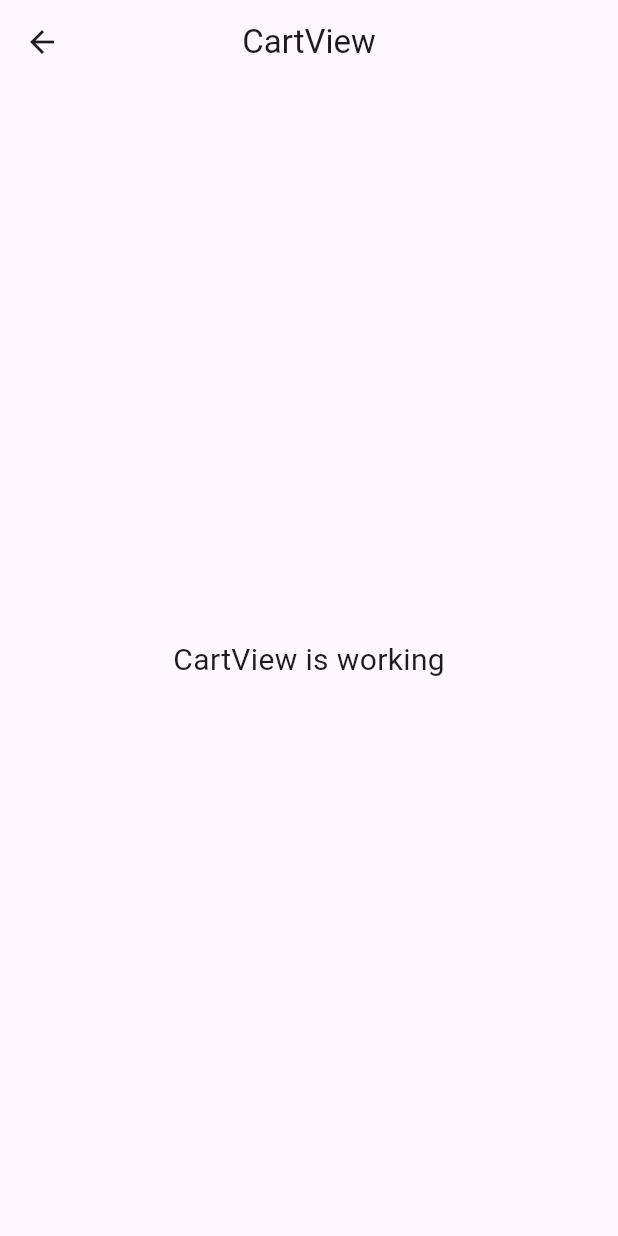
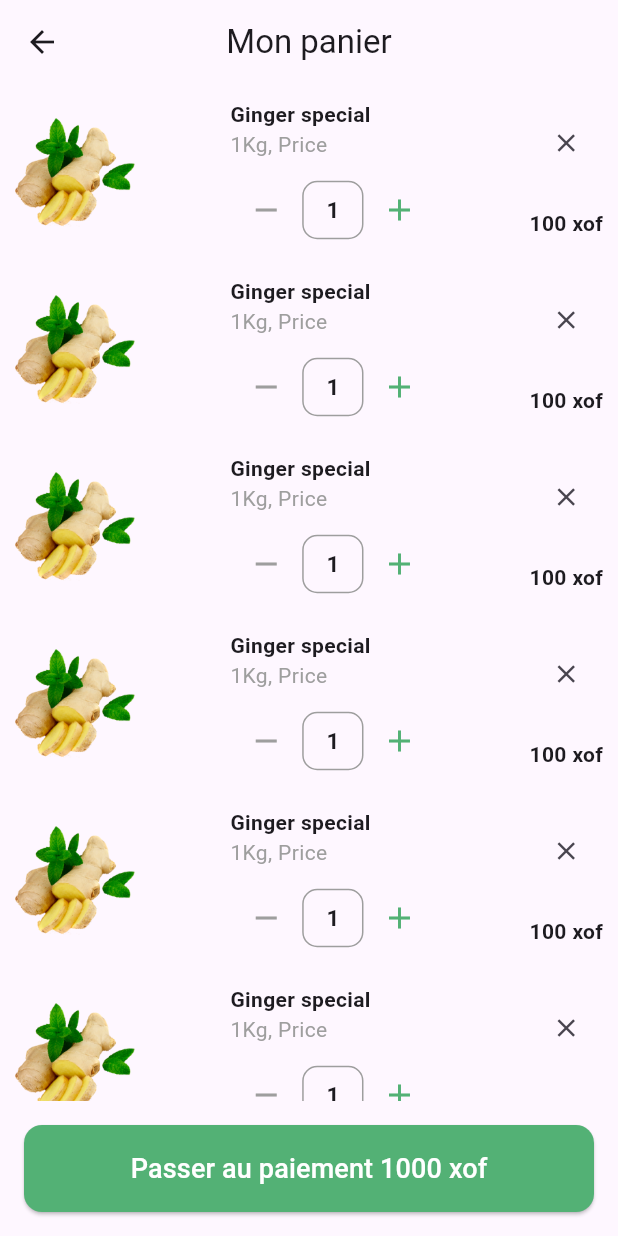
Before and after one commit to Fructueux-san/agrimarket-mobile, a Flutter app: the CartView screen opened by its route, on a phone screen of 412 x 824 dp. Run offline on Flutter 3.47's test engine with Material 3 defaults, Android fonts, the phone set to English and light mode, and no system bars; our stand-ins replace get, shared_preferences; accounts and stored records are empty.

Commit message:
Les éléments principaux du panier

```diff
--- a/lib/app/modules/cart/views/cart_view.dart
+++ b/lib/app/modules/cart/views/cart_view.dart
@@ -1,5 +1,4 @@
 import 'package:flutter/material.dart';
-
 import 'package:get/get.dart';
 
 import '../controllers/cart_controller.dart';
@@ -7,16 +6,108 @@ import '../controllers/cart_controller.dart';
 class CartView extends GetView<CartController> {
   const CartView({super.key});
   @override
+  @override
   Widget build(BuildContext context) {
     return Scaffold(
       appBar: AppBar(
-        title: const Text('CartView'),
+        title: const Text('Mon panier'),
         centerTitle: true,
       ),
-      body: const Center(
-        child: Text(
-          'CartView is working',
-          style: TextStyle(fontSize: 20),
+      body: SafeArea(
+        child: Column(
+          children: [
+            // Liste scrollable
+            Expanded(
+              child: ListView.builder(
+                itemCount: 10,
+                itemBuilder: (context, index) {
+                  return Container(
+                    padding: EdgeInsets.all(10.0),
+                    child: Row(
+                      mainAxisAlignment: MainAxisAlignment.spaceBetween,
+                      children: [
+                        Image.asset("images/ginger.png", scale: 2.2),
+                        Column(
+                          crossAxisAlignment: CrossAxisAlignment.start,
+                          children: [
+                            Text("Ginger special",
+                                style: TextStyle(fontWeight: FontWeight.bold)),
+                            Text("1Kg, Price",
+                                style: TextStyle(color: Colors.grey)),
+                            SizedBox(height: 10),
+                            Row(
+                              children: [
+                                IconButton(
+                                  onPressed: () {},
+                                  icon: Icon(Icons.remove, color: Colors.grey),
+                                ),
+                                Container(
+                                  padding: EdgeInsets.symmetric(
+                                      vertical: 8, horizontal: 15),
+                                  decoration: BoxDecoration(
+                                    border: Border.all(color: Colors.grey),
+                                    borderRadius: BorderRadius.circular(10),
+                                  ),
+                                  child: Text(
+                                    "1",
+                                    style: TextStyle(
+                                        fontSize: 15,
+                                        fontWeight: FontWeight.bold),
+                                  ),
+                                ),
+                                IconButton(
+                                  onPressed: () {},
+                                  icon: Icon(
+                                    Icons.add,
+                                    color: Color.fromRGBO(83, 177, 117, 1),
+                                  ),
+                                ),
+                              ],
+                            ),
+                          ],
+                        ),
+                        Column(
+                          mainAxisAlignment: MainAxisAlignment.spaceBetween,
+                          children: [
+                            IconButton(
+                              onPressed: () {},
+                              icon: Icon(Icons.close, size: 20),
+                            ),
+                            SizedBox(height: 20),
+                            Text("100 xof",
+                                style: TextStyle(fontWeight: FontWeight.bold)),
+                          ],
+                        ),
+                      ],
+                    ),
+                  );
+                },
+              ),
+            ),
+
+            // Bouton en bas
+            Padding(
+              padding: const EdgeInsets.all(16.0),
+              child: SizedBox(
+                width: double.infinity,
+                child: ElevatedButton(
+                  onPressed: () {
+                    // action paiement
+                  },
+                  style: ElevatedButton.styleFrom(
+                    backgroundColor: Color.fromRGBO(83, 177, 117, 1),
+                    padding: EdgeInsets.symmetric(vertical: 16),
+                    shape: RoundedRectangleBorder(
+                        borderRadius: BorderRadius.circular(12)),
+                  ),
+                  child: Text(
+                    "Passer au paiement 1000 xof",
+                    style: TextStyle(fontSize: 18, color: Colors.white),
+                  ),
+                ),
+              ),
+            )
+          ],
         ),
       ),
     );
```
